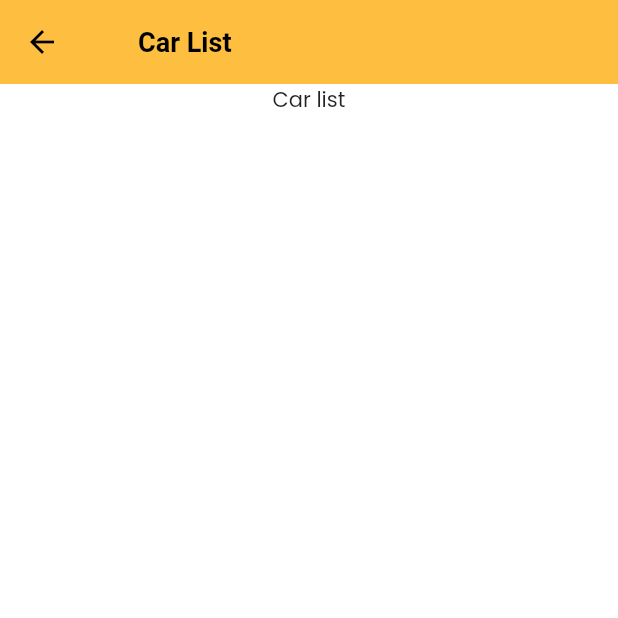
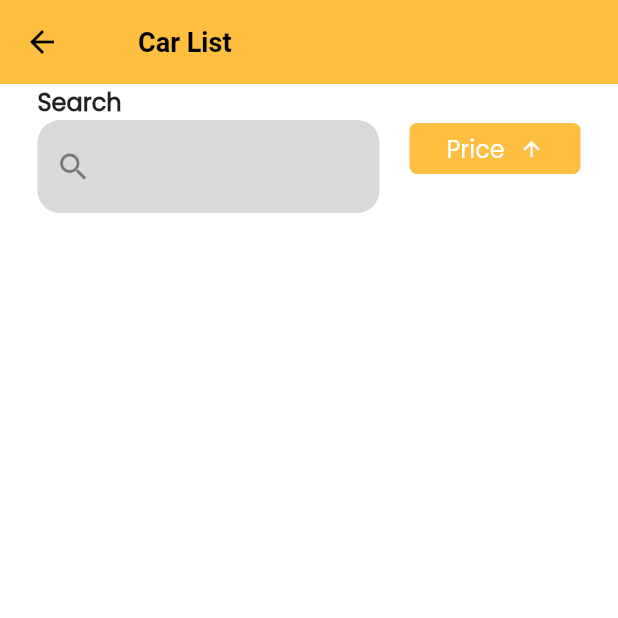
Before and after one commit to KelvinYou/tap-car, a Flutter app: the CarsScreen screen opened directly, on a phone screen of 412 x 824 dp, the top half of it. Run offline on Flutter 3.47's test engine with Material 2 defaults, Android fonts, the phone set to English and light mode, and no system bars; our stand-ins replace cloud_firestore, firebase_auth, firebase_core, firebase_storage, flutter_rating_bar, image_picker and 2 more; accounts and stored records are empty.

```diff
--- a/lib/screens/cars_screen.dart
+++ b/lib/screens/cars_screen.dart
@@ -4,6 +4,10 @@ import 'package:flutter/services.dart';
 import 'package:tap_car/utils/app_theme.dart';
 import 'package:tap_car/widgets/loading_indicator.dart';
 import 'package:tap_car/widgets/primary_app_bar.dart';
+import 'package:cloud_firestore/cloud_firestore.dart';
+import 'package:firebase_auth/firebase_auth.dart';
+import 'package:tap_car/widgets/second_car_card.dart';
+import 'package:tap_car/widgets/text_field_input.dart';
 // import 'package:tap_car/widget/app_bar/secondary_app_bar.dart';
 
 class CarsScreen extends StatefulWidget {
@@ -15,6 +19,15 @@ class CarsScreen extends StatefulWidget {
 
 class _CarsScreenState extends State<CarsScreen> {
   bool isLoading = false;
+
+
+  List<DocumentSnapshot> carDocuments = [];
+  CollectionReference carCollection =
+  FirebaseFirestore.instance.collection('cars');
+
+  TextEditingController searchController = TextEditingController();
+  String searchText = '';
+  bool isDescending = true;
 
   @override
   Widget build(BuildContext context) {
@@ -29,11 +42,102 @@ class _CarsScreenState extends State<CarsScreen> {
         decoration: BoxDecoration(
           color: Theme.of(context).colorScheme.background,
         ),
-        child: SingleChildScrollView(
+        child: Container(
+          padding: EdgeInsets.symmetric(horizontal: 25),
           child: Column(
             mainAxisAlignment: MainAxisAlignment.center,
             children: [
-              Text("Car list"),
+              Row(
+                children: [
+                  Expanded(
+                    flex: 2,
+                    child: TextFieldInput(
+                      textEditingController: searchController,
+                      hintText: "Search",
+                      onChanged: (value) {
+                        setState(() {
+                          searchText = value;
+                        });
+                      },
+                      textInputType: TextInputType.text,
+                      iconData: Icons.search_outlined,
+                    ),
+                  ),
+                  const SizedBox(width: 20,),
+                  Expanded(
+                    flex: 1,
+                    child: GestureDetector(
+                      onTap: () => setState(() {
+                        isDescending = !isDescending;
+                      }),
+                      child: Container(
+                        padding: EdgeInsets.symmetric(vertical: 5),
+                        decoration: BoxDecoration(
+                          color: Theme.of(context).colorScheme.primary,
+                          borderRadius: BorderRadius.circular(5),
+                        ),
+                        child: Row(
+                          mainAxisAlignment: MainAxisAlignment.center,
+                          children: [
+                            Text(
+                              "Price",
+                              style: TextStyle(
+                                color: Colors.white,
+                                fontSize: 16,
+                              ),
+                            ),
+                            SizedBox(width: 10,),
+                            Icon(
+                              isDescending ? Icons.arrow_upward
+                                  : Icons.arrow_downward,
+                              color: Colors.white,
+                              size: 16,
+                            ),
+                          ],
+
+                        ),
+                      ),
+                    ),
+                  ),
+                ],
+              ),
+
+              const SizedBox(height: 20,),
+
+              Expanded(
+                child: StreamBuilder(
+                  stream: carCollection
+                      .orderBy('pricePerDay', descending: isDescending)
+                      .snapshots(),
+                  builder: (context, streamSnapshot) {
+                    if (streamSnapshot.hasData) {
+                      carDocuments = streamSnapshot.data!.docs;
+
+                      if (searchText.isNotEmpty) {
+                        carDocuments = carDocuments.where((element) {
+                          return element
+                              .get('carName')
+                              .toLowerCase()
+                              .contains(searchText.toLowerCase());
+                        }).toList();
+                      }
+
+                    }
+                    return ListView.builder(
+                      itemCount: carDocuments.length,
+                      // shrinkWrap: true,
+                      // scrollDirection: Axis.horizontal,
+                      itemBuilder: (ctx, index) =>
+                          Container(
+                            padding: EdgeInsets.only(bottom: 20),
+                            child: SecondCarCard(
+                              snap: carDocuments[index].data(),
+                            ),
+                          ),
+                    );
+                  },
+                ),
+              ),
             ],
           ),
         ),
--- a/lib/widgets/car_card.dart
+++ b/lib/widgets/car_card.dart
@@ -96,7 +96,7 @@ class _CarCardState extends State<CarCard> {
                     ),
                   ),
                   Text(
-                    "RM ${widget.snap["pricePerDay"].toString()} / Day",
+                    "RM ${widget.snap["pricePerDay"].toStringAsFixed(2)} / Day",
                     style: TextStyle(
                       fontSize: 16,
                     ),
```
Also changed, not shown: lib/screens/user_car_screen.dart (+49 -7 lines), lib/widgets/second_car_card.dart (+39 -34 lines).
